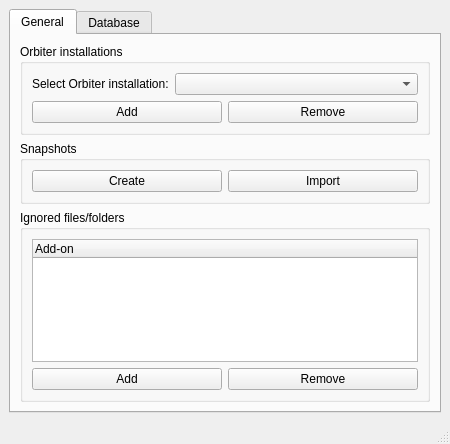
This is src/settingswindow.ui in abdullah-radwan/OAD as Qt 5 draws it before an edit. The edited form follows.
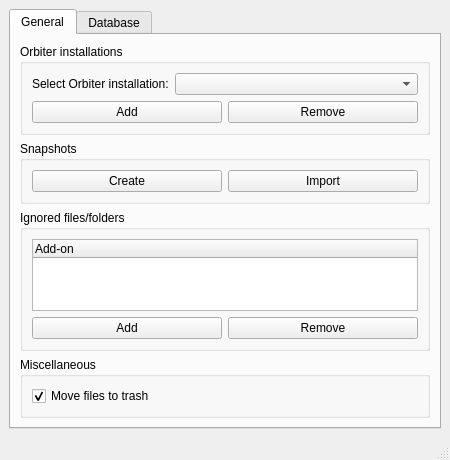
This is the edited form.

What changed in the file:
```diff
--- a/src/settingswindow.ui
+++ b/src/settingswindow.ui
@@ -168,6 +168,25 @@
           </layout>
          </widget>
         </item>
+        <item>
+         <widget class="QGroupBox" name="miscGroup">
+          <property name="title">
+           <string>Miscellaneous</string>
+          </property>
+          <layout class="QVBoxLayout" name="verticalLayout_6">
+           <item>
+            <widget class="QCheckBox" name="trashCheck">
+             <property name="text">
+              <string>Move files to trash</string>
+             </property>
+             <property name="checked">
+              <bool>true</bool>
+             </property>
+            </widget>
+           </item>
+          </layout>
+         </widget>
+        </item>
        </layout>
       </widget>
       <widget class="QWidget" name="dbTab">
```
